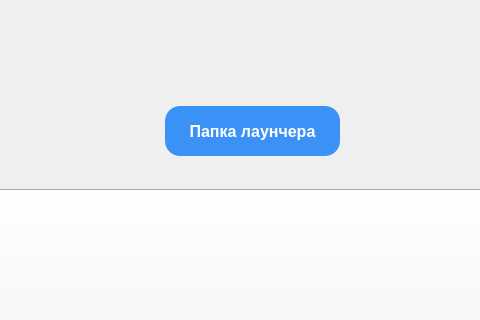
The window that src/launcher/design/design.ui (izharus/tfc_halloween_launcher) describes before a commit, drawn with Qt 5; both pictures show x 485 to 965 and y 0 to 320 of the 1050 by 600 pixel window.
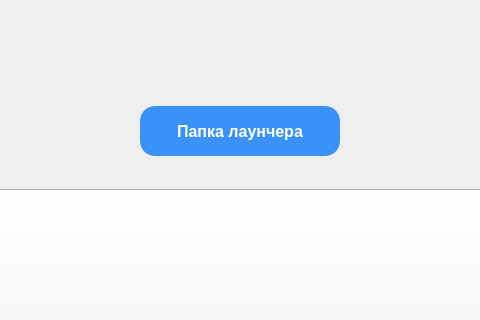
The same window after the commit. The open tabs and pages were chosen to show the change. Icons and pictures are not drawn.

Commit message: fix: button size for win7

What changed in the file:
```diff
--- a/src/launcher/design/design.ui
+++ b/src/launcher/design/design.ui
@@ -640,7 +640,7 @@
                    </property>
                    <property name="maximumSize">
                     <size>
-                     <width>150</width>
+                     <width>200</width>
                      <height>50</height>
                     </size>
                    </property>
```
Left out of the diff: 2 changed lines with no effect on the pictures. The commit also changes 1 other file.
